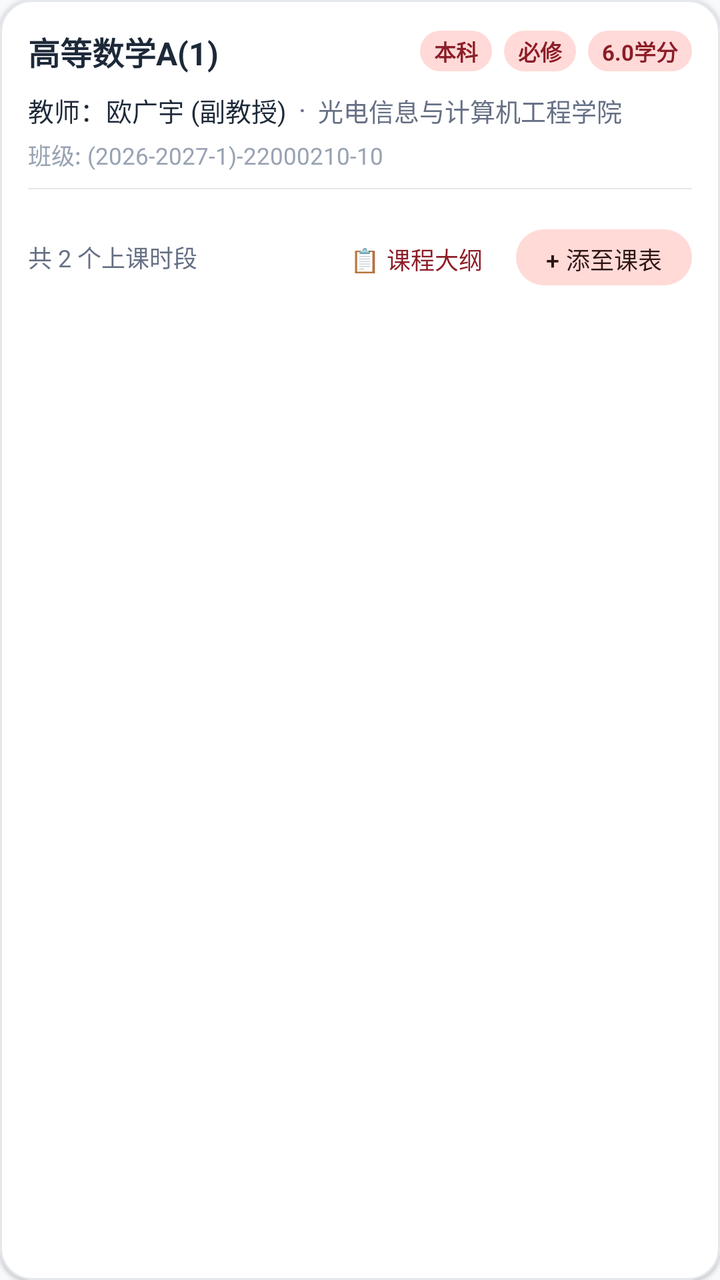
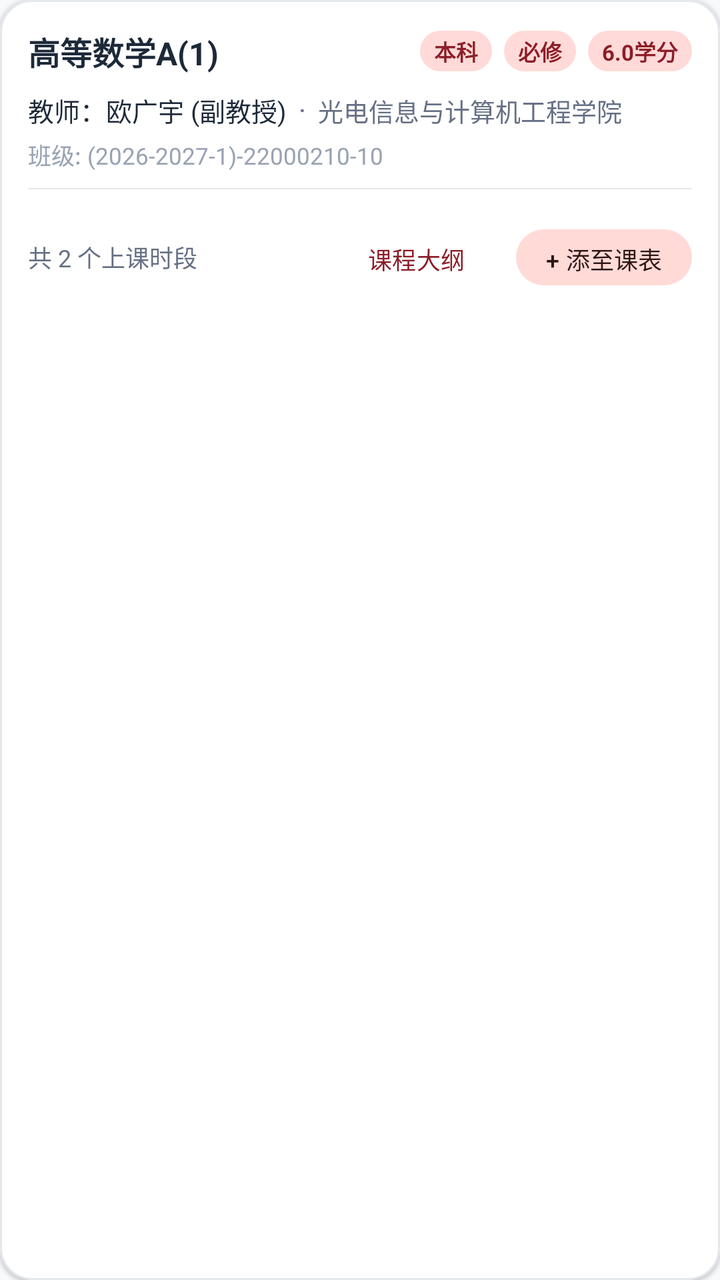

The first picture is an Android layout as it rendered before a commit; the second is the same layout after the commit. The layout source and the unified diff follow.
<!-- AndroidManifest.xml: application theme Theme.UsstJwgl -->
<!-- res/layout/item_school_course.xml -->
<?xml version="1.0" encoding="utf-8"?>
<com.google.android.material.card.MaterialCardView xmlns:android="http://schemas.android.com/apk/res/android"
    xmlns:app="http://schemas.android.com/apk/res-auto"
    android:layout_width="match_parent"
    android:layout_height="wrap_content"
    android:layout_marginHorizontal="8dp"
    android:layout_marginVertical="6dp"
    app:cardBackgroundColor="@color/surface"
    app:cardCornerRadius="16dp"
    app:cardElevation="1dp"
    app:strokeColor="@color/border"
    app:strokeWidth="1dp">

    <LinearLayout
        android:layout_width="match_parent"
        android:layout_height="wrap_content"
        android:orientation="vertical"
        android:padding="14dp">

        
        <LinearLayout
            android:layout_width="match_parent"
            android:layout_height="wrap_content"
            android:gravity="center_vertical"
            android:orientation="horizontal">

            <TextView
                android:id="@+id/tvCourseName"
                android:layout_width="0dp"
                android:layout_height="wrap_content"
                android:layout_weight="1"
                android:text="高等数学A(1)"
                android:textColor="@color/text_primary"
                android:textSize="16sp"
                android:textStyle="bold" />

            <TextView
                android:id="@+id/tvLevelBadge"
                android:layout_width="wrap_content"
                android:layout_height="wrap_content"
                android:background="@drawable/badge_bg"
                android:paddingHorizontal="7dp"
                android:paddingVertical="2dp"
                android:text="本科"
                android:textColor="@color/primary"
                android:textSize="11sp"
                android:textStyle="bold" />

            <TextView
                android:id="@+id/tvCourseTypeBadge"
                android:layout_width="wrap_content"
                android:layout_height="wrap_content"
                android:layout_marginStart="6dp"
                android:background="@drawable/badge_bg"
                android:paddingHorizontal="7dp"
                android:paddingVertical="2dp"
                android:text="必修"
                android:textColor="@color/badge_text"
                android:textSize="11sp"
                android:textStyle="bold" />

            <TextView
                android:id="@+id/tvCreditBadge"
                android:layout_width="wrap_content"
                android:layout_height="wrap_content"
                android:layout_marginStart="6dp"
                android:background="@drawable/badge_bg"
                android:paddingHorizontal="7dp"
                android:paddingVertical="2dp"
                android:text="6.0学分"
                android:textColor="@color/primary"
                android:textSize="11sp"
                android:textStyle="bold" />
        </LinearLayout>

        
        <LinearLayout
            android:layout_width="match_parent"
            android:layout_height="wrap_content"
            android:layout_marginTop="8dp"
            android:gravity="center_vertical"
            android:orientation="horizontal">

            <TextView
                android:id="@+id/tvTeacher"
                android:layout_width="wrap_content"
                android:layout_height="wrap_content"
                android:text="教师：欧广宇 (副教授)"
                android:textColor="@color/text_primary"
                android:textSize="13sp" />

            <TextView
                android:layout_width="wrap_content"
                android:layout_height="wrap_content"
                android:layout_marginHorizontal="6dp"
                android:text="·"
                android:textColor="@color/text_secondary" />

            <TextView
                android:id="@+id/tvCollege"
                android:layout_width="wrap_content"
                android:layout_height="wrap_content"
                android:text="光电信息与计算机工程学院"
                android:textColor="@color/text_secondary"
                android:textSize="12.5sp" />
        </LinearLayout>

        
        <TextView
            android:id="@+id/tvClassCode"
            android:layout_width="match_parent"
            android:layout_height="wrap_content"
            android:layout_marginTop="4dp"
            android:ellipsize="end"
            android:maxLines="1"
            android:text="班级: (2026-2027-1)-22000210-10"
            android:textColor="@color/text_tertiary"
            android:textSize="11.5sp" />

        
        <View
            android:layout_width="match_parent"
            android:layout_height="0.6dp"
            android:layout_marginTop="8dp"
            android:layout_marginBottom="8dp"
            android:background="@color/border" />

        
        <LinearLayout
            android:id="@+id/llSlotsContainer"
            android:layout_width="match_parent"
            android:layout_height="wrap_content"
            android:orientation="vertical">
            
        </LinearLayout>

        
        <LinearLayout
            android:layout_width="match_parent"
            android:layout_height="wrap_content"
            android:layout_marginTop="8dp"
            android:gravity="center_vertical"
            android:orientation="horizontal">

            <TextView
                android:id="@+id/tvSlotSummary"
                android:layout_width="0dp"
                android:layout_height="wrap_content"
                android:layout_weight="1"
                android:text="共 2 个上课时段"
                android:textColor="@color/text_secondary"
                android:textSize="12sp" />

            <com.google.android.material.button.MaterialButton
                android:id="@+id/btnViewSyllabus"
                style="@style/Widget.Material3.Button.TextButton"
                android:layout_width="wrap_content"
                android:layout_height="36dp"
                android:layout_marginEnd="6dp"
                android:paddingHorizontal="10dp"
                android:text="📋 课程大纲"
                android:textSize="12sp"
                app:cornerRadius="18dp" />

            <com.google.android.material.button.MaterialButton
                android:id="@+id/btnAddCourse"
                style="@style/Widget.Material3.Button.TonalButton"
                android:layout_width="wrap_content"
                android:layout_height="36dp"
                android:paddingHorizontal="12dp"
                android:text="+ 添至课表"
                android:textSize="12sp"
                app:cornerRadius="18dp" />
        </LinearLayout>

    </LinearLayout>
</com.google.android.material.card.MaterialCardView>
<!-- resources referenced by this layout -->
<resources>
  <color name="badge_text">#8C1D27</color>
  <color name="border">#E4E7EC</color>
  <color name="primary">#8C1D27</color>
  <color name="surface">#FFFFFF</color>
  <color name="text_primary">#1D2939</color>
  <color name="text_secondary">#667085</color>
  <color name="text_tertiary">#98A2B3</color>
  <!-- drawable badge_bg (drawable) -->
  <?xml version="1.0" encoding="utf-8"?>
  <shape xmlns:android="http://schemas.android.com/apk/res/android"
      android:shape="rectangle">
      <corners android:radius="12dp" />
      <solid android:color="@color/badge_bg" />
  </shape>
  <style name="Theme.UsstJwgl" parent="Theme.Material3.DayNight.NoActionBar">
          <item name="colorPrimary">@color/primary</item>
          <item name="colorOnPrimary">@color/on_primary</item>
          <item name="colorPrimaryContainer">@color/primary_container</item>
          <item name="colorOnPrimaryContainer">@color/on_primary_container</item>
  
          <item name="colorSecondary">@color/secondary</item>
          <item name="colorSecondaryContainer">@color/secondary_container</item>
          <item name="colorOnSecondaryContainer">@color/on_secondary_container</item>
  
          <item name="android:statusBarColor">@android:color/transparent</item>
          <item name="android:windowLightStatusBar">true</item>
          <item name="android:navigationBarColor">@android:color/transparent</item>
          <item name="android:windowLightNavigationBar" tools:targetApi="o_mr1">true</item>
          <item name="android:windowBackground">@color/background</item>
  
          
          <item name="bottomNavigationStyle">@style/Widget.Material3.BottomNavigationView</item>
  
          
          <item name="materialCardViewStyle">@style/Widget.Material3.CardView.Outlined</item>
          <item name="android:forceDarkAllowed" tools:targetApi="q">false</item>
      </style>
  <color name="badge_bg">#FFDAD8</color>
  <color name="on_primary">#FFFFFF</color>
  <color name="primary_container">#FFDAD8</color>
  <color name="on_primary_container">#3B080E</color>
  <color name="secondary">#775654</color>
  <color name="secondary_container">#FFDAD7</color>
  <color name="on_secondary_container">#2C1514</color>
  <color name="background">#F8F9FA</color>
</resources>

<!-- the commit's change to res/layout/item_school_course.xml (unified diff, before → after) -->
@@ -1,4 +1,5 @@
 <?xml version="1.0" encoding="utf-8"?>
+
 <com.google.android.material.card.MaterialCardView xmlns:android="http://schemas.android.com/apk/res/android"
     xmlns:app="http://schemas.android.com/apk/res-auto"
     android:layout_width="match_parent"
@@ -158,7 +159,7 @@
                 android:layout_height="36dp"
                 android:layout_marginEnd="6dp"
                 android:paddingHorizontal="10dp"
-                android:text="📋 课程大纲"
+                android:text="课程大纲"
                 android:textSize="12sp"
                 app:cornerRadius="18dp" />
 
